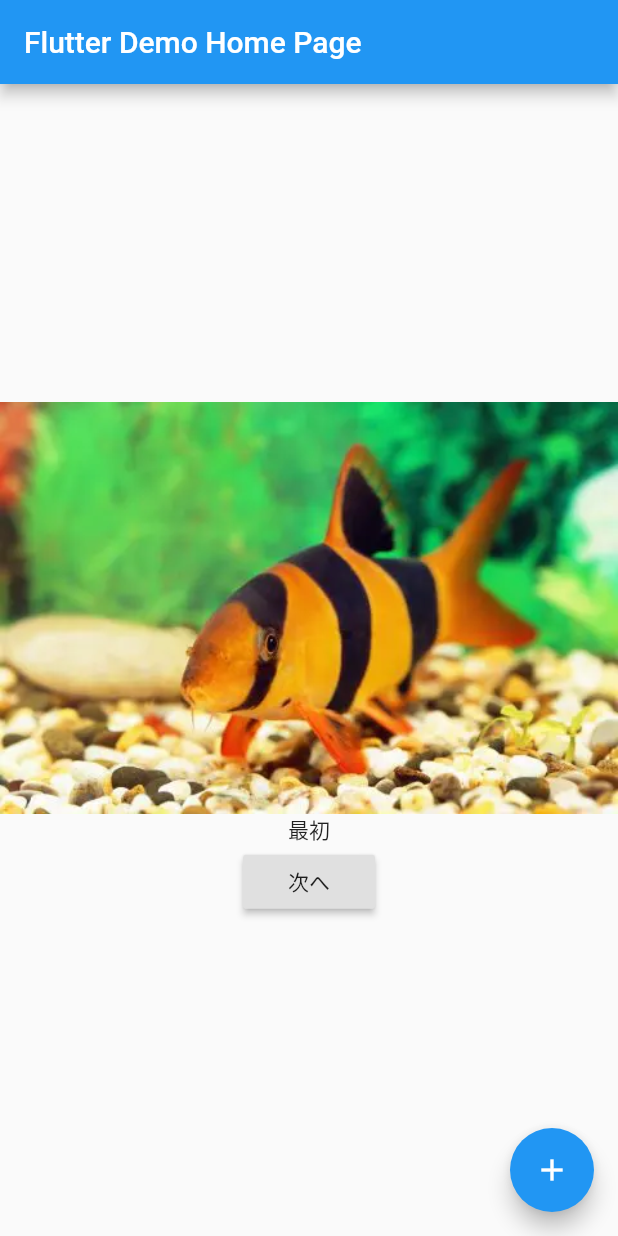
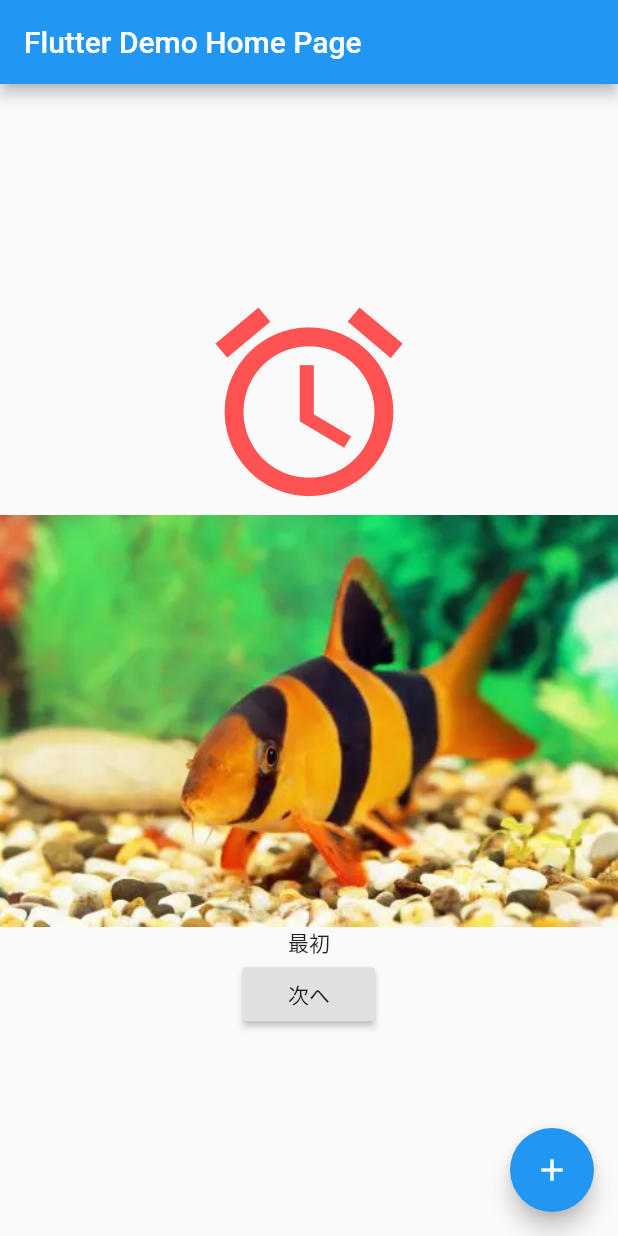
Before and after one commit to polysan/flutterMyApp, a Flutter app: the screen it shows after launch, on a phone screen of 412 x 824 dp. Run offline on Flutter 3.47's test engine with Material 2 defaults, Android fonts, the phone set to English and light mode, and no system bars.

Commit message:
アイコン表示

```diff
--- a/lib/main.dart
+++ b/lib/main.dart
@@ -60,6 +60,12 @@ String text = '最初';
           // 上下中央寄せ
           mainAxisAlignment: MainAxisAlignment.center,
           children: [
+            // アイコン表示
+            const Icon(
+                Icons.access_alarm_outlined,
+                color: Colors.redAccent,
+                size:150
+            ),
             // フォルダから画像を表示
             Image.asset('images/crown.jpg'),
             // web上から画像を貼り付け①
```
